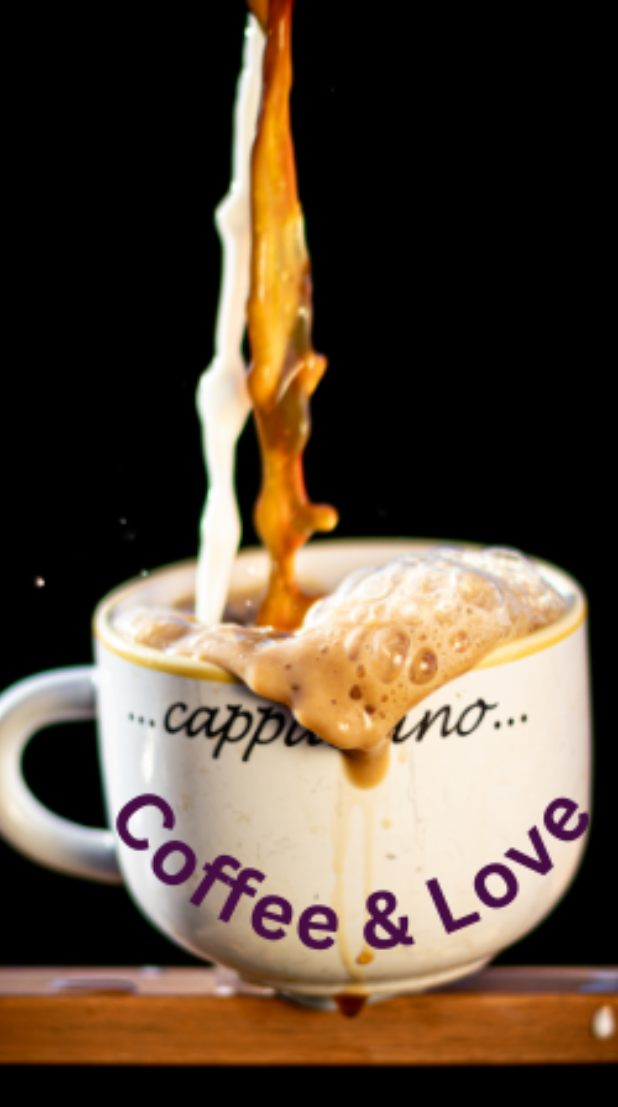
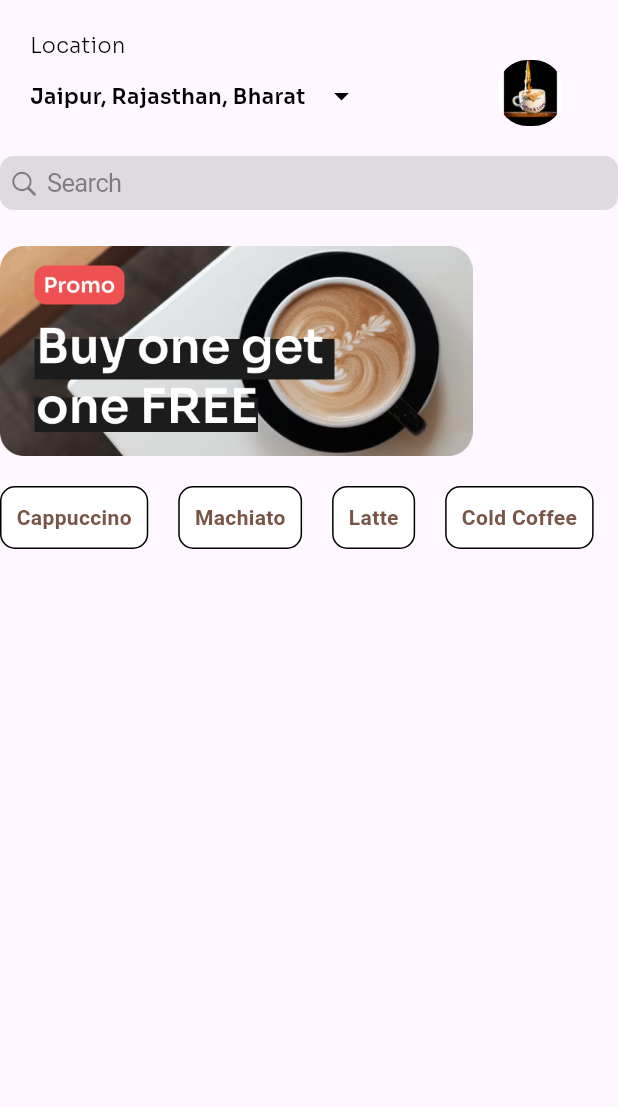
Before and after one commit to DataWhisperer10/coffeeApp, a Flutter app: the first screen one second after launch, on a phone screen of 412 x 824 dp. Shown: the top 1107 px of the screen. Run offline on Flutter 3.47's test engine with Material 3 defaults, Android fonts, the phone set to English and light mode, and no system bars; our stand-ins replace google_fonts.

Commit message:
added the home screen with Cupertino Searchbar, Location Tag and List of Coffe Items.

```diff
--- a/lib/main.dart
+++ b/lib/main.dart
@@ -1,4 +1,4 @@
-import 'package:coffee/screens/splash_screen.dart';
+import 'package:coffee/screens/home_screen.dart';
 import 'package:flutter/material.dart';
 
 void main() {
@@ -33,7 +33,7 @@ class MyApp extends StatelessWidget {
         colorScheme: ColorScheme.fromSeed(seedColor: Colors.deepPurple),
         useMaterial3: true,
       ),
-      home: const SplashScreen(),
+      home: const HomeScreen(),
     );
   }
 }
--- /dev/null
+++ b/lib/screens/home_screen.dart
@@ -0,0 +1,146 @@
+import 'package:flutter/cupertino.dart';
+import 'package:flutter/material.dart';
+import 'package:google_fonts/google_fonts.dart';
+
+class HomeScreen extends StatefulWidget {
+  const HomeScreen({super.key});
+
+  @override
+  State<HomeScreen> createState() => _HomeScreenState();
+}
+
+class _HomeScreenState extends State<HomeScreen> {
+  int currentIndex = 0;
+  List<String> selectedCoffeType = [
+    "Cappuccino",
+    "Machiato",
+    "Latte",
+    "Cold Coffee",
+  ];
+  List<bool> isCoffeTypeSelected = List.filled(4, true);
+  @override
+  Widget build(BuildContext context) {
+    return Scaffold(
+      body: SafeArea(
+        child: Column(
+          mainAxisAlignment: MainAxisAlignment.start,
+          crossAxisAlignment: CrossAxisAlignment.start,
+          children: [
+            const SizedBox(
+              height: 20,
+            ),
+            Row(
+              mainAxisAlignment: MainAxisAlignment.start,
+              crossAxisAlignment: CrossAxisAlignment.start,
+              children: [
+                const SizedBox(
+                  width: 20,
+                  height: 20,
+                ),
+                Column(
+                  mainAxisAlignment: MainAxisAlignment.start,
+                  crossAxisAlignment: CrossAxisAlignment.start,
+                  children: [
+                    Text(
+                      "Location",
+                      textAlign: TextAlign.start,
+                      style: GoogleFonts.sora(
+                          fontWeight: FontWeight.w300, color: Colors.black),
+                    ),
+                    Row(
+                      mainAxisAlignment: MainAxisAlignment.start,
+                      children: [
+                        Text(
+                          "Jaipur, Rajasthan, Bharat",
+                          textDirection: TextDirection.ltr,
+                          style: GoogleFonts.sora(
+                              fontWeight: FontWeight.w600, color: Colors.black),
+                        ),
+                        IconButton(
+                          icon: const Icon(
+                            Icons.arrow_drop_down_sharp,
+                            color: Colors.black,
+                          ),
+                          onPressed: () {},
+                        )
+                      ],
+                    )
+                  ],
+                ),
+                const SizedBox(
+                  width: 40,
+                ),
+                Padding(
+                  padding: const EdgeInsets.symmetric(
+                      horizontal: 40.0, vertical: 20),
+                  child: Container(
+                    height: 44,
+                    width: 44,
+                    child: ClipRRect(
+                      borderRadius: BorderRadius.circular(20),
+                      child: Image.asset(
+                        "assets/Splash.png",
+                        fit: BoxFit.fill,
+                      ),
+                    ),
+                  ),
+                )
+              ],
+            ),
+            const CupertinoSearchTextField(
+              backgroundColor: Colors.black12,
+              suffixIcon: Icon(
+                Icons.filter_alt_outlined,
+                color: Colors.brown,
+              ),
+            ),
+            const SizedBox(
+              height: 24,
+            ),
+            Image.asset(
+              "assets/Frame.png",
+              height: 140,
+              width: 315,
+              fit: BoxFit.fill,
+            ),
+            const SizedBox(
+              height: 20,
+            ),
+            Wrap(
+              spacing: 20,
+              runSpacing: 20,
+              children: List.generate(
+                  selectedCoffeType.length,
+                  (index) => GestureDetector(
+                        onTap: () {
+                          setState(() {
+                            isCoffeTypeSelected[index] =
+                                !isCoffeTypeSelected[index];
+                          });
+                        },
+                        child: Container(
+                          padding: const EdgeInsets.symmetric(
+                              horizontal: 10, vertical: 10),
+                          decoration: BoxDecoration(
+                              color: isCoffeTypeSelected[index]
+                                  ? Colors.white
+                                  : Color.fromARGB(255, 87, 36, 17),
+                              border: Border.all(),
+                              borderRadius: BorderRadius.circular(10)),
+                          child: Text(
+                            selectedCoffeType[index],
+                            style: TextStyle(
+                                fontWeight: FontWeight.w600,
+                                color: isCoffeTypeSelected[index]
+                                    ? Colors.brown
+                                    : Colors.white),
+                          ),
+                        ),
+                      )),
+            )
+          ],
+        ),
+      ),
+    );
+  }
+}
--- a/lib/screens/item_details.dart
+++ b/lib/screens/item_details.dart
@@ -98,7 +98,7 @@ class _ItemDetailsState extends State<ItemDetails> {
                       children: [
                         const Icon(
                           Icons.star_purple500_sharp,
-                          color: Colors.pink,
+                          color: Color.fromARGB(255, 10, 17, 235),
                         ),
                         const SizedBox(
                           width: 5,
@@ -205,53 +205,6 @@ class _ItemDetailsState extends State<ItemDetails> {
                           ),
                         )),
               ),
-              // Row(
-              //   mainAxisAlignment: MainAxisAlignment.spaceBetween,
-              //   children: [
-              //     Material(
-              //       elevation: 5,
-              //       borderOnForeground: true,
-              //       borderRadius: BorderRadius.circular(15),
-              //       child: Container(
-              //         child: Center(
-              //             child: Text(
-              //           "S",
-              //           style: GoogleFonts.sora(fontSize: 14),
-              //         )),
-              //         height: 43,
-              //         width: 96,
-              //       ),
-              //     ),
-              //     Material(
-              //       elevation: 5,
-              //       borderOnForeground: true,
-              //       borderRadius: BorderRadius.circular(15),
-              //       child: Container(
-              //         child: Center(
-              //             child: Text(
-              //           "M",
-              //           style: GoogleFonts.sora(fontSize: 14),
-              //         )),
-              //         height: 43,
-              //         width: 96,
-              //       ),
-              //     ),
-              //     Material(
-              //       elevation: 5,
-              //       borderOnForeground: true,
-              //       borderRadius: BorderRadius.circular(15),
-              //       child: Container(
-              //         child: Center(
-              //             child: Text(
-              //           "L",
-              //           style: GoogleFonts.sora(fontSize: 14),
-              //         )),
-              //         height: 43,
-              //         width: 96,
-              //       ),
-              //     )
-              //   ],
-              // ),
               const SizedBox(
                 height: 33,
               ),
--- a/lib/screens/orders_screen.dart
+++ b/lib/screens/orders_screen.dart
@@ -185,27 +185,25 @@ class _OrdersScreenState extends State<OrdersScreen> {
                       const SizedBox(
                         width: 46,
                       ),
-                      Container(
-                        child: Row(
+                      Row(
                         children: [
                           IconButton(
                               onPressed: () {},
-                                icon: Icon(
+                              icon: const Icon(
                                 Icons.remove_circle_rounded,
                                 color: Colors.brown,
                               )),
-                            Text(
+                          const Text(
                             ("1"),
                             style: TextStyle(fontWeight: FontWeight.bold),
                           ),
                           IconButton(
                               onPressed: () {},
-                                icon: Icon(
+                              icon: const Icon(
                                 Icons.add_circle_rounded,
                                 color: Colors.brown,
                               )),
                         ],
-                        ),
                       )
                     ],
                   ),
@@ -273,7 +271,7 @@ class _OrdersScreenState extends State<OrdersScreen> {
                       style: GoogleFonts.sora(fontSize: 14),
                     ),
                     Text(
-                      "\$ 4.9 ",
+                      "\$ 4.90 ",
                       style: GoogleFonts.sora(
                           fontWeight: FontWeight.w600, fontSize: 14),
                     )
@@ -290,7 +288,7 @@ class _OrdersScreenState extends State<OrdersScreen> {
                       style: GoogleFonts.sora(fontSize: 14),
                     ),
                     Text(
-                      "\$ 1.0 ",
+                      "\$ 1.03 ",
                       style: GoogleFonts.sora(
                           fontWeight: FontWeight.w600, fontSize: 14),
                     )
@@ -308,7 +306,7 @@ class _OrdersScreenState extends State<OrdersScreen> {
                       style: GoogleFonts.sora(fontSize: 14),
                     ),
                     Text(
-                      "\$ 5.9 ",
+                      "\$ 5.93 ",
                       style: GoogleFonts.sora(
                           fontWeight: FontWeight.w600, fontSize: 14),
                     )
@@ -331,24 +329,30 @@ class _OrdersScreenState extends State<OrdersScreen> {
                           TextButton(
                               onPressed: () {},
                               child: Container(
+                                  width: 70,
                                   decoration: BoxDecoration(
                                       borderRadius: BorderRadius.circular(10),
                                       color: Colors.brown),
+                                  child: Center(
                                     child: Text(
                                       "Cash",
                                       style: GoogleFonts.sora(
                                           color: Colors.white,
                                           fontWeight: FontWeight.w600),
+                                    ),
                                   ))),
                           Container(
+                              width: 70,
                               decoration: BoxDecoration(
                                 borderRadius: BorderRadius.circular(10),
                                 border: Border.all(color: Colors.black26),
                               ),
+                              child: Center(
                                 child: Text(
-                                "\$ 5.53",
+                                  "\$ 5.93",
                                   style: GoogleFonts.sora(
                                     color: Colors.black,
+                                  ),
                                 ),
                               ))
                         ],
--- a/lib/screens/register_screen_1.dart
+++ b/lib/screens/register_screen_1.dart
@@ -97,13 +97,13 @@ class _RegisterScreen1State extends State<RegisterScreen1> {
                               "Next",
                               style: GoogleFonts.sora(
                                   fontSize: 30,
-                                  fontWeight: FontWeight.w600,
+                                  fontWeight: FontWeight.w400,
                                   color: Colors.white),
                             ),
                           )),
                     ),
                     const SizedBox(
-                      height: 20,
+                      height: 30,
                     ),
                     Row(
                       children: [
@@ -121,7 +121,7 @@ class _RegisterScreen1State extends State<RegisterScreen1> {
                             "Login",
                             style: GoogleFonts.sora(
                                 color: Colors.brown,
-                                fontSize: 20,
+                                fontSize: 18,
                                 fontWeight: FontWeight.w600),
                           ),
                         )
--- a/lib/screens/register_screen_2.dart
+++ b/lib/screens/register_screen_2.dart
@@ -86,7 +86,7 @@ class _RegisterScreen2State extends State<RegisterScreen2> {
                       )),
                 ),
                 const SizedBox(
-                  height: 60,
+                  height: 40,
                 ),
                 const Text(
                     "By signing up, you agree to Coffee’s Terms of Service and Privacy Policy.")
```
Also changed, not shown: assets/Frame.png (added). Lines whose indentation alone changed are shown as unchanged.
